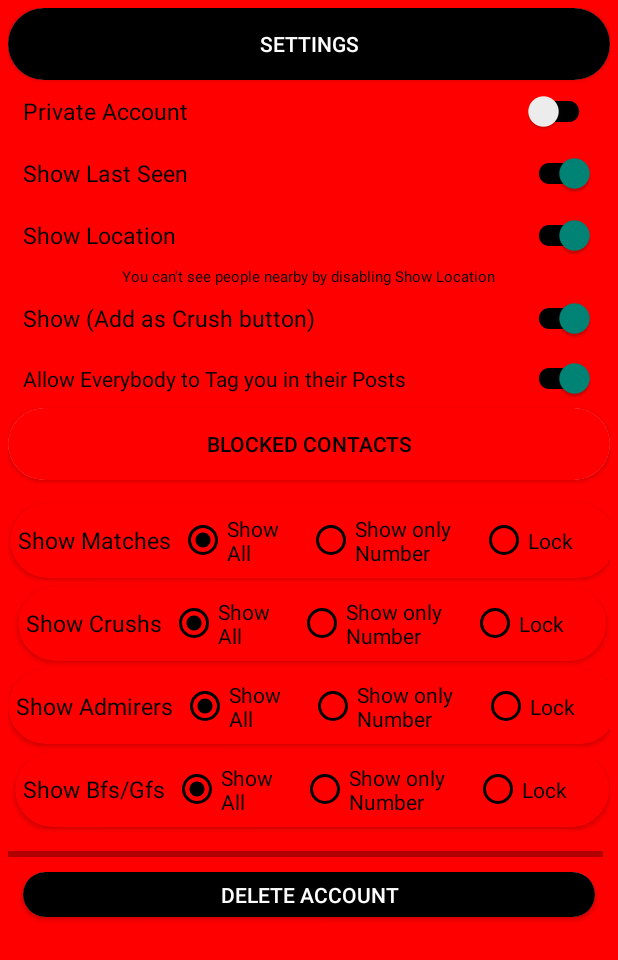
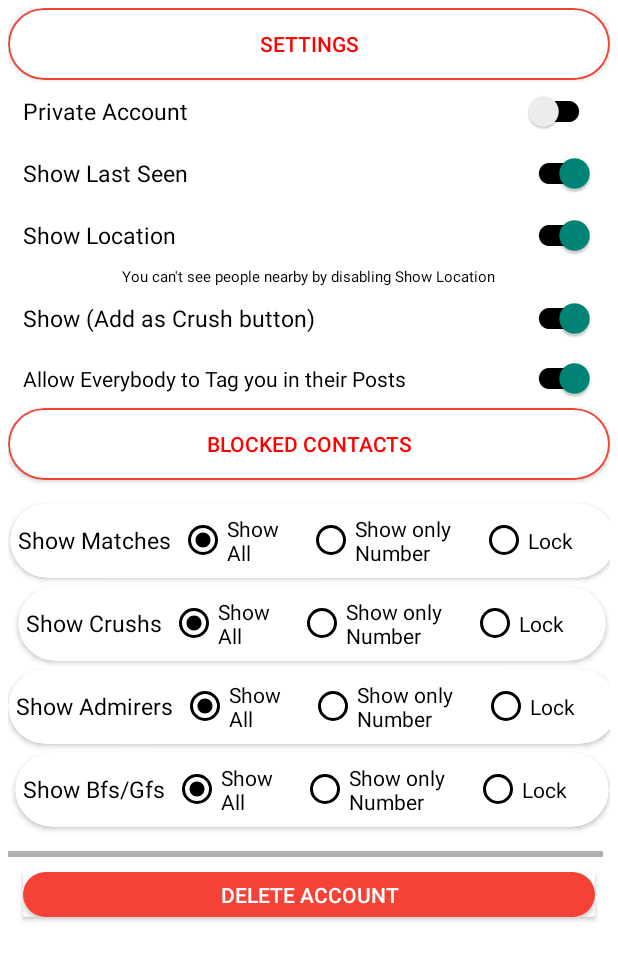
Before and after one commit to shiva2206/Moon---dating-app, an Android app: the layout adap_settings.xml on its own in the app's theme, with its tools: preview values and no code run, on a phone screen of 412 x 824 dp. Shown: the top 960 px of the screen. Run offline under Robolectric (Android 15) with nearby library versions, the phone set to English and light mode, and no system bars; plain views replace SocialTextView.

Commit message:
chnaged setting and blocked contacts

```diff
--- a/HoneyMoon/app/src/main/res/layout/activity_blockedconts.xml
+++ b/HoneyMoon/app/src/main/res/layout/activity_blockedconts.xml
@@ -4,7 +4,7 @@
     xmlns:tools="http://schemas.android.com/tools"
     android:layout_width="match_parent"
     android:layout_height="match_parent"
-    android:background="@color/red"
+    android:background="@color/white"
     tools:context=".blockedconts">
 
     <TextView
@@ -27,13 +27,12 @@
         android:layout_marginLeft="5dp"
         android:layout_marginTop="3dp"
         android:layout_marginRight="5dp"
-        android:backgroundTint="@color/black"
         app:cardCornerRadius="30dp">
 
         <Button
             android:layout_width="match_parent"
             android:layout_height="wrap_content"
-            android:background="@color/black"
+            android:background="@drawable/solidrect"
             android:text="Blocked Contacts"
             android:textColor="@color/white">
 
@@ -47,14 +46,14 @@
         android:layout_height="45dp"
         android:layout_below="@+id/ret"
         android:layout_margin="10dp"
-        android:backgroundTint="@color/black"
+
         app:cardCornerRadius="30dp">
 
         <com.google.android.material.appbar.AppBarLayout
             android:layout_width="match_parent"
             android:layout_height="wrap_content"
-
-            android:background="@color/black">
+            android:background="@drawable/redwhitefilled"
+            >
 
             <androidx.appcompat.widget.Toolbar
                 android:layout_width="match_parent"
@@ -77,7 +76,7 @@
                         android:layout_width="match_parent"
                         android:layout_height="22dp"
                         android:layout_toRightOf="@+id/ser"
-                        android:background="@color/black"
+
                         android:hint="Search"
                         android:singleLine="true"
                         android:textColor="@color/white"
--- a/HoneyMoon/app/src/main/res/layout/adap_settings.xml
+++ b/HoneyMoon/app/src/main/res/layout/adap_settings.xml
@@ -4,7 +4,7 @@
     android:layout_width="match_parent"
     android:layout_height="match_parent"
     xmlns:app="http://schemas.android.com/apk/res-auto"
-    android:background="@color/red"
+    android:background="@color/white"
     android:padding="5dp">
     <RelativeLayout
         android:layout_width="match_parent"
@@ -17,8 +17,8 @@
             <Button
                 android:layout_width="match_parent"
                 android:layout_height="wrap_content"
-                android:background="@color/black"
-                android:textColor="@color/white"
+                android:background="@drawable/redwhitefilled"
+                android:textColor="@color/red"
                 android:text="settings"
                 android:textSize="14dp"
                 android:id="@+id/t">
@@ -118,8 +118,8 @@
             <Button
                 android:layout_width="match_parent"
                 android:layout_height="wrap_content"
-                android:background="@color/red"
-                android:textColor="@color/black"
+                android:background="@drawable/redwhitefilled"
+                android:textColor="@color/red"
                 android:text="Blocked Contacts"
                 android:id="@+id/blcans">
 
@@ -137,14 +137,15 @@
                 android:layout_width="wrap_content"
                 android:layout_height="wrap_content"
                 android:paddingTop="10dp"
-                android:paddingBottom="10dp">
+                android:paddingBottom="10dp"
+                >
                 <androidx.cardview.widget.CardView
                     android:layout_width="wrap_content"
                     android:layout_height="wrap_content"
                     app:cardCornerRadius="30dp"
                     android:layout_marginTop="5dp"
                     android:id="@+id/wwws"
-                    android:backgroundTint="@color/red"
+
 
                     android:layout_centerHorizontal="true">
                     <RadioGroup
@@ -162,7 +163,7 @@
                             android:textAllCaps="false"
                             android:textColor="@color/black"
                             android:textSize="15dp"
-                            android:background="@color/red"
+
                             android:layout_marginRight="5dp"
                             android:layout_marginLeft="5dp">
 
@@ -171,7 +172,7 @@
                             android:layout_width="80dp"
                             android:layout_height="50dp"
                             android:layout_gravity="center"
-                            android:background="@color/red"
+
                             android:text="Show All"
                             android:id="@+id/sall"
                             android:checked="true"
@@ -184,7 +185,6 @@
                             android:layout_height="50dp"
                             android:layout_gravity="center"
                             android:layout_marginLeft="5dp"
-                            android:background="@color/red"
                             android:text="Show only Number"
                             android:id="@+id/son"
                             android:buttonTint="@color/black"
@@ -195,7 +195,6 @@
                             android:layout_width="90dp"
                             android:layout_height="50dp"
                             android:layout_marginLeft="5dp"
-                            android:background="@color/red"
                             android:text="Lock"
                             android:layout_gravity="center"
                             android:id="@+id/lck"
@@ -212,7 +211,6 @@
                     app:cardCornerRadius="30dp"
                     android:layout_marginTop="5dp"
                     android:id="@+id/wseer"
-                    android:backgroundTint="@color/red"
                     android:layout_below="@id/wwws"
                     android:layout_centerHorizontal="true">
                     <RadioGroup
@@ -230,7 +228,6 @@
                             android:textAllCaps="false"
                             android:textColor="@color/black"
                             android:textSize="15dp"
-                            android:background="@color/red"
                             android:layout_marginRight="5dp"
                             android:layout_marginLeft="5dp">
 
@@ -239,7 +236,6 @@
                             android:layout_width="80dp"
                             android:layout_height="50dp"
                             android:layout_gravity="center"
-                            android:background="@color/red"
                             android:text="Show All"
                             android:id="@+id/csall"
                             android:checked="true"
@@ -252,7 +248,6 @@
                             android:layout_height="50dp"
                             android:layout_gravity="center"
                             android:layout_marginLeft="5dp"
-                            android:background="@color/red"
                             android:text="Show only Number"
                             android:id="@+id/cson"
                             android:buttonTint="@color/black"
@@ -263,7 +258,6 @@
                             android:layout_width="90dp"
                             android:layout_height="50dp"
                             android:layout_marginLeft="5dp"
-                            android:background="@color/red"
                             android:text="Lock"
                             android:layout_gravity="center"
                             android:id="@+id/clck"
@@ -280,7 +274,6 @@
                     app:cardCornerRadius="30dp"
                     android:layout_marginTop="5dp"
                     android:id="@+id/wser"
-                    android:backgroundTint="@color/red"
                     android:layout_below="@id/wseer"
                     android:layout_centerHorizontal="true">
                     <RadioGroup
@@ -298,7 +291,6 @@
                             android:textAllCaps="false"
                             android:textColor="@color/black"
                             android:textSize="15dp"
-                            android:background="@color/red"
                             android:layout_marginRight="5dp"
                             android:layout_marginLeft="5dp">
 
@@ -307,7 +299,6 @@
                             android:layout_width="80dp"
                             android:layout_height="50dp"
                             android:layout_gravity="center"
-                            android:background="@color/red"
                             android:text="Show All"
                             android:id="@+id/asall"
                             android:checked="true"
@@ -320,7 +311,6 @@
                             android:layout_height="50dp"
                             android:layout_gravity="center"
                             android:layout_marginLeft="5dp"
-                            android:background="@color/red"
                             android:text="Show only Number"
                             android:id="@+id/ason"
                             android:buttonTint="@color/black"
@@ -331,7 +321,6 @@
                             android:layout_width="90dp"
                             android:layout_height="50dp"
                             android:layout_marginLeft="5dp"
-                            android:background="@color/red"
                             android:text="Lock"
                             android:layout_gravity="center"
                             android:id="@+id/aclck"
@@ -349,7 +338,6 @@
                     android:layout_marginTop="5dp"
                     android:layout_marginBottom="10dp"
                     android:id="@+id/fser"
-                    android:backgroundTint="@color/red"
                     android:layout_below="@id/wser"
                     android:layout_centerHorizontal="true">
                     <RadioGroup
@@ -367,7 +355,6 @@
                             android:textAllCaps="false"
                             android:textColor="@color/black"
                             android:textSize="15dp"
-                            android:background="@color/red"
                             android:layout_marginRight="5dp"
                             android:layout_marginLeft="5dp">
 
@@ -376,7 +363,6 @@
                             android:layout_width="80dp"
                             android:layout_height="50dp"
                             android:layout_gravity="center"
-                            android:background="@color/red"
                             android:text="Show All"
                             android:id="@+id/fall"
                             android:checked="true"
@@ -389,7 +375,6 @@
                             android:layout_height="50dp"
                             android:layout_gravity="center"
                             android:layout_marginLeft="5dp"
-                            android:background="@color/red"
                             android:text="Show only Number"
                             android:id="@+id/fson"
                             android:buttonTint="@color/black"
@@ -400,7 +385,6 @@
                             android:layout_width="90dp"
                             android:layout_height="50dp"
                             android:layout_marginLeft="5dp"
-                            android:background="@color/red"
                             android:text="Lock"
                             android:layout_gravity="center"
                             android:id="@+id/fclck"
@@ -421,13 +405,13 @@
             android:layout_height="wrap_content"
             android:layout_below="@+id/nsv"
             android:layout_margin="10dp"
-            app:cardCornerRadius="30dp">
+           >
             <Button
                 android:layout_width="match_parent"
                 android:layout_height="30dp"
                 android:id="@+id/delete"
 
-                android:background="@color/black"
+                android:background="@drawable/solidrect"
                 android:text="Delete Account"
                 android:textColor="@color/white"
                 >
```
